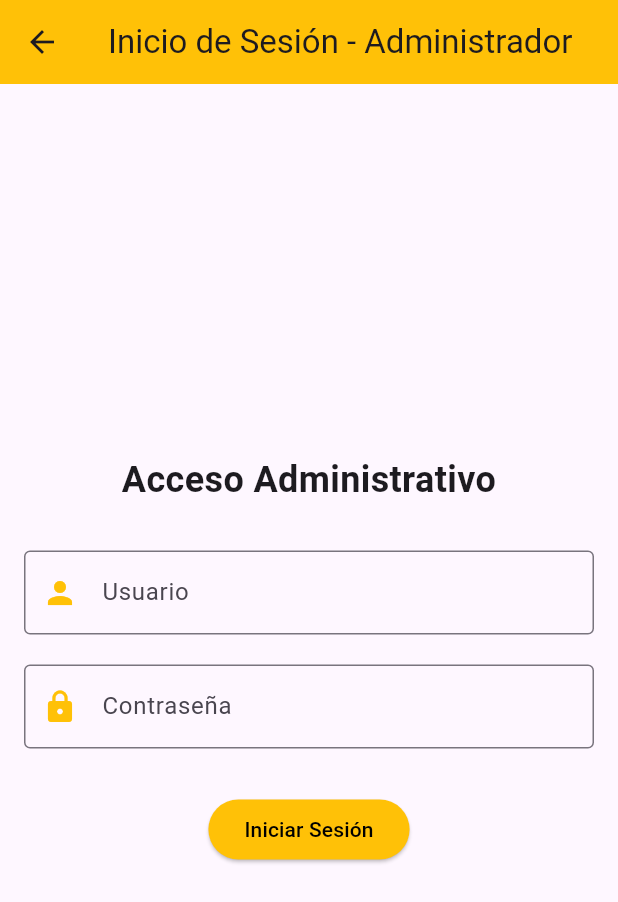
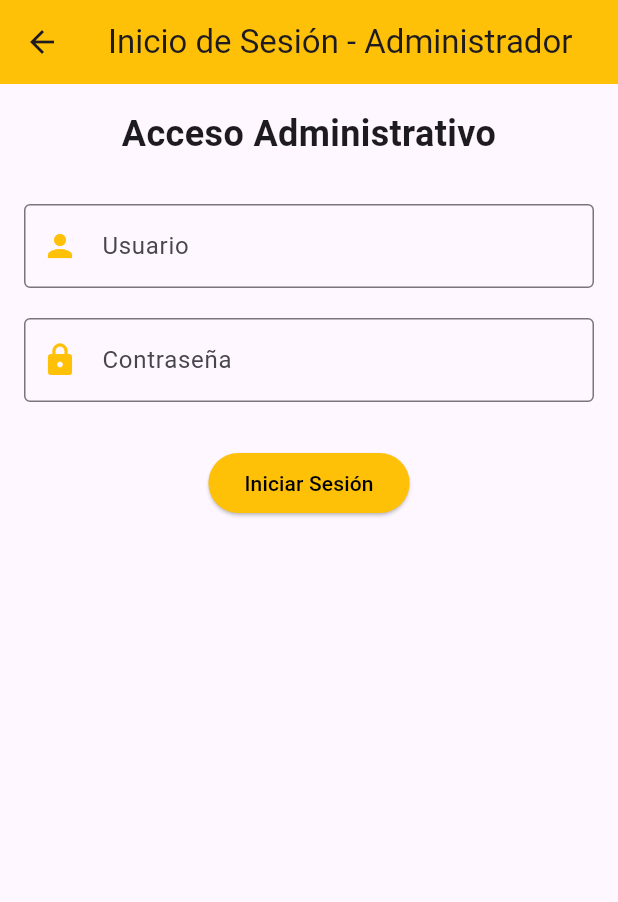
Before and after one commit to RICARDO2024918/examenfinal, a Flutter app: the AdministradorPage screen opened directly, on a phone screen of 412 x 824 dp. Shown: the top 902 px of the screen. Run offline on Flutter 3.47's test engine with Material 3 defaults, Android fonts, the phone set to English and light mode, and no system bars; our stand-ins replace sqflite; accounts and stored records are empty.

Commit message:
terminado
todo

```diff
--- a/streaming/lib/administrador_page.dart
+++ b/streaming/lib/administrador_page.dart
@@ -1,7 +1,6 @@
 import 'package:flutter/material.dart';
-import 'package:streaming/api_servicce.dart';
-import 'package:streaming/home_page.dart';
-import 'administrador_secion.dart';
+import 'package:streaming/api_servicce.dart'; // Verifica que el nombre sea correcto
+import 'administrador_secion.dart'; // Asegúrate de que este archivo contenga un widget válido
 
 class AdministradorPage extends StatefulWidget {
   @override
@@ -10,8 +9,8 @@ class AdministradorPage extends StatefulWidget {
 
 class _AdministradorPageState extends State<AdministradorPage>
     with SingleTickerProviderStateMixin {
-  final _apiService = ApiService();
-  final _loginFormKey = GlobalKey<FormState>();
+  final ApiService _apiService = ApiService();
+  final GlobalKey<FormState> _loginFormKey = GlobalKey<FormState>();
 
   final TextEditingController _loginUsernameController =
       TextEditingController();
@@ -29,26 +28,26 @@ class _AdministradorPageState extends State<AdministradorPage>
 
   void _loginUser() async {
     if (_loginFormKey.currentState!.validate()) {
-      final loginData = {
+      final Map<String, String> loginData = {
         "username": _loginUsernameController.text,
         "password": _loginPasswordController.text,
       };
 
       try {
-        final token = await _apiService.loginUser(loginData);
+        final String token = await _apiService.loginUser(loginData);
         setState(() {
           _responseMessage =
               "Inicio de sesión exitoso. ¡Disfrute su contenido!";
         });
 
-        // Redirige a la página de inicio (HomePage1)
+        // Redirige a la página de administrador
         Navigator.pushReplacement(
           context,
           MaterialPageRoute(builder: (context) => AdministradorSecion()),
         );
       } catch (e) {
         setState(() {
-          _responseMessage = e.toString();
+          _responseMessage = "Error: ${e.toString()}";
         });
       }
     }
@@ -58,42 +57,53 @@ class _AdministradorPageState extends State<AdministradorPage>
   Widget build(BuildContext context) {
     return Scaffold(
       appBar: AppBar(
-        title: Text("Inicio de Sesión - Administrador"),
+        title: const Text("Inicio de Sesión - Administrador"),
         backgroundColor: Colors.amber,
       ),
       body: Padding(
         padding: const EdgeInsets.all(16.0),
         child: Form(
           key: _loginFormKey,
+          child: SingleChildScrollView(
             child: Column(
               mainAxisAlignment: MainAxisAlignment.center,
               children: [
-              Text(
+                const Text(
                   "Acceso Administrativo",
                   style: TextStyle(fontSize: 24, fontWeight: FontWeight.bold),
                   textAlign: TextAlign.center,
                 ),
-              SizedBox(height: 20),
-              _buildTextField(_loginUsernameController, "Usuario", Icons.person,
-                  "El usuario es requerido"),
-              _buildTextField(_loginPasswordController, "Contraseña",
-                  Icons.lock, "La contraseña es requerida",
-                  isPassword: true),
-              SizedBox(height: 20),
+                const SizedBox(height: 20),
+                _buildTextField(
+                  _loginUsernameController,
+                  "Usuario",
+                  Icons.person,
+                  "El usuario es requerido",
+                ),
+                _buildTextField(
+                  _loginPasswordController,
+                  "Contraseña",
+                  Icons.lock,
+                  "La contraseña es requerida",
+                  isPassword: true,
+                ),
+                const SizedBox(height: 20),
                 ElevatedButton(
                   onPressed: _loginUser,
                   style: ElevatedButton.styleFrom(
                     backgroundColor: Colors.amber,
                     foregroundColor: Colors.black,
                   ),
-                child: Text("Iniciar Sesión"),
+                  child: const Text("Iniciar Sesión"),
                 ),
                 if (_responseMessage != null) ...[
-                SizedBox(height: 20),
+                  const SizedBox(height: 20),
                   Text(
                     _responseMessage!,
-                  style:
-                      TextStyle(color: Colors.red, fontWeight: FontWeight.bold),
+                    style: const TextStyle(
+                      color: Colors.red,
+                      fontWeight: FontWeight.bold,
+                    ),
                     textAlign: TextAlign.center,
                   ),
                 ],
@@ -101,12 +111,17 @@ class _AdministradorPageState extends State<AdministradorPage>
             ),
           ),
         ),
+      ),
     );
   }
 
-  Widget _buildTextField(TextEditingController controller, String labelText,
-      IconData icon, String validationMessage,
-      {bool isPassword = false}) {
+  Widget _buildTextField(
+    TextEditingController controller,
+    String labelText,
+    IconData icon,
+    String validationMessage, {
+    bool isPassword = false,
+  }) {
     return Padding(
       padding: const EdgeInsets.symmetric(vertical: 10.0),
       child: TextFormField(
@@ -114,10 +129,15 @@ class _AdministradorPageState extends State<AdministradorPage>
         decoration: InputDecoration(
           labelText: labelText,
           prefixIcon: Icon(icon, color: Colors.amber),
-          border: OutlineInputBorder(),
+          border: const OutlineInputBorder(),
         ),
         obscureText: isPassword,
-        validator: (value) => value!.isEmpty ? validationMessage : null,
+        validator: (value) {
+          if (value == null || value.isEmpty) {
+            return validationMessage;
+          }
+          return null;
+        },
       ),
     );
   }
--- a/streaming/lib/sql_helper.dart
+++ b/streaming/lib/sql_helper.dart
@@ -1,8 +1,6 @@
 import 'package:sqflite/sqflite.dart';
 import 'package:path/path.dart';
-
-import './model/Persons.dart';
-
+import 'package:streaming/model/Persons.dart';
 //This class created by Satish Sharma
 //Date: 07-05-2023
 //Flutter Sqlite CRUD Operation works with Example code
--- a/streaming/pubspec.yaml
+++ b/streaming/pubspec.yaml
@@ -21,7 +21,6 @@ dependencies:
     sdk: flutter
   http: 1.2.2
   sqflite: ^2.2.8+1
-
   path_provider: ^2.0.11
 
   # The following adds the Cupertino Icons font to your application.
```
Also changed, not shown: streaming/lib/administrador_secion.dart (+118 -226 lines), streaming/lib/main.dart (+0 -29 lines). Lines whose indentation alone changed are shown as unchanged.
